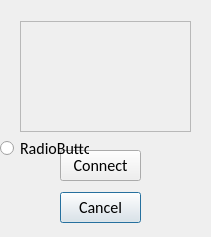
Above: connect.ui from yjl450/ICS-Final-Project before the change. Below: the same form after it.
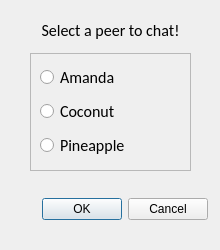
That is the form after the change.

```diff
--- a/connect.ui
+++ b/connect.ui
@@ -6,53 +6,50 @@
    <rect>
     <x>0</x>
     <y>0</y>
-    <width>211</width>
-    <height>237</height>
+    <width>220</width>
+    <height>250</height>
    </rect>
   </property>
   <property name="minimumSize">
    <size>
-    <width>211</width>
-    <height>237</height>
+    <width>220</width>
+    <height>250</height>
    </size>
   </property>
   <property name="maximumSize">
    <size>
-    <width>211</width>
-    <height>237</height>
+    <width>230</width>
+    <height>250</height>
    </size>
   </property>
   <property name="windowTitle">
    <string>Dialog</string>
   </property>
-  <widget class="QPushButton" name="cancel">
+  <widget class="QDialogButtonBox" name="confirm">
    <property name="geometry">
     <rect>
-     <x>60</x>
-     <y>192</y>
-     <width>81</width>
-     <height>31</height>
+     <x>15</x>
+     <y>195</y>
+     <width>193</width>
+     <height>28</height>
     </rect>
    </property>
-   <property name="font">
-    <font>
-     <family>Calibri</family>
-     <pointsize>12</pointsize>
-    </font>
+   <property name="standardButtons">
+    <set>QDialogButtonBox::Cancel|QDialogButtonBox::Ok</set>
    </property>
-   <property name="text">
-    <string>Cancel</string>
-   </property>
   </widget>
-  <widget class="QPushButton" name="con">
+  <widget class="QWidget" name="">
    <property name="geometry">
     <rect>
-     <x>60</x>
-     <y>150</y>
-     <width>81</width>
-     <height>31</height>
+     <x>30</x>
+     <y>20</y>
+     <width>161</width>
+     <height>151</height>
     </rect>
    </property>
+   <layout class="QVBoxLayout" name="verticalLayout_2">
+    <item>
+     <widget class="QLabel" name="info">
    <property name="font">
     <font>
      <family>Calibri</family>
@@ -60,53 +57,101 @@
     </font>
    </property>
    <property name="text">
-    <string>Connect</string>
-   </property>
-  </widget>
-  <widget class="QRadioButton" name="radioButton">
-   <property name="geometry">
-    <rect>
-     <x>0</x>
-     <y>140</y>
-     <width>89</width>
-     <height>16</height>
-    </rect>
-   </property>
-   <property name="font">
-    <font>
-     <family>Calibri</family>
-     <pointsize>12</pointsize>
-    </font>
-   </property>
-   <property name="text">
-    <string>RadioButton</string>
-   </property>
-  </widget>
+       <string>Select a peer to chat!</string>
+      </property>
+      <property name="alignment">
+       <set>Qt::AlignCenter</set>
+      </property>
+     </widget>
+    </item>
+    <item>
+     <spacer name="horizontalSpacer">
+      <property name="orientation">
+       <enum>Qt::Horizontal</enum>
+      </property>
+      <property name="sizeHint" stdset="0">
+       <size>
+        <width>40</width>
+        <height>6</height>
+       </size>
+      </property>
+     </spacer>
+    </item>
+    <item>
   <widget class="QScrollArea" name="Peer">
-   <property name="geometry">
-    <rect>
-     <x>20</x>
-     <y>21</y>
-     <width>171</width>
-     <height>111</height>
-    </rect>
-   </property>
    <property name="focusPolicy">
     <enum>Qt::WheelFocus</enum>
    </property>
+      <property name="verticalScrollBarPolicy">
+       <enum>Qt::ScrollBarAsNeeded</enum>
+      </property>
+      <property name="horizontalScrollBarPolicy">
+       <enum>Qt::ScrollBarAlwaysOff</enum>
+      </property>
    <property name="widgetResizable">
     <bool>true</bool>
    </property>
+      <property name="alignment">
+       <set>Qt::AlignHCenter|Qt::AlignTop</set>
+      </property>
    <widget class="QWidget" name="scrollAreaWidgetContents">
     <property name="geometry">
      <rect>
       <x>0</x>
       <y>0</y>
-      <width>169</width>
-      <height>109</height>
-     </rect>
-    </property>
-   </widget>
+         <width>157</width>
+         <height>108</height>
+        </rect>
+       </property>
+       <layout class="QHBoxLayout" name="horizontalLayout">
+        <item>
+         <layout class="QVBoxLayout" name="verticalLayout">
+          <item>
+           <widget class="QRadioButton" name="radioButton_2">
+            <property name="font">
+             <font>
+              <family>Calibri</family>
+              <pointsize>12</pointsize>
+             </font>
+            </property>
+            <property name="text">
+             <string>Amanda</string>
+            </property>
+           </widget>
+          </item>
+          <item>
+           <widget class="QRadioButton" name="radioButton_3">
+            <property name="font">
+             <font>
+              <family>Calibri</family>
+              <pointsize>12</pointsize>
+             </font>
+            </property>
+            <property name="text">
+             <string>Coconut</string>
+            </property>
+           </widget>
+          </item>
+          <item>
+           <widget class="QRadioButton" name="radioButton_4">
+            <property name="font">
+             <font>
+              <family>Calibri</family>
+              <pointsize>12</pointsize>
+             </font>
+            </property>
+            <property name="text">
+             <string>Pineapple</string>
+            </property>
+           </widget>
+          </item>
+         </layout>
+        </item>
+       </layout>
+      </widget>
+     </widget>
+    </item>
+   </layout>
   </widget>
  </widget>
  <resources/>
```
Lines whose indentation alone changed are shown as unchanged.
